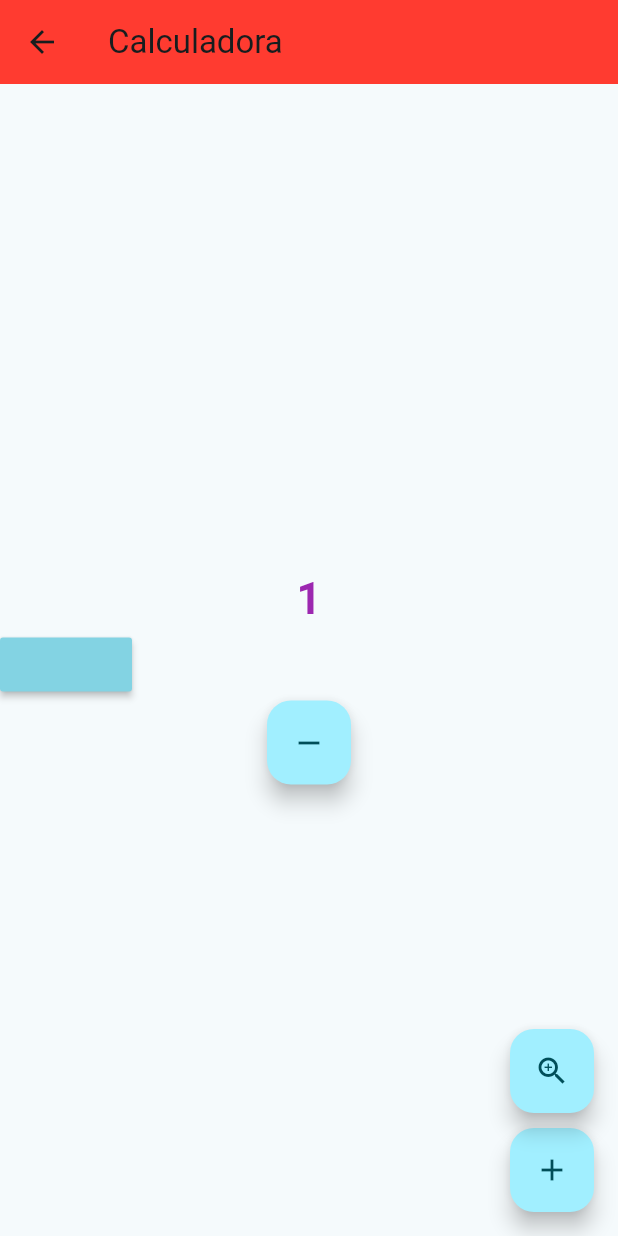
After one commit to ImNoth1ng/Programacion-Movil-1, a Flutter app: the Calculadora screen opened directly, after a tap on the "remove" icon, after a tap on the "add" icon, after a tap on the "zoom in" icon, on a phone screen of 412 x 824 dp. The commit adds this screen. Run offline on Flutter 3.47's test engine with Material 3 defaults, Android fonts, the phone set to English and light mode, and no system bars.

Commit message:
calculadora base, no funcional

```diff
--- a/lib/Navegador.dart
+++ b/lib/Navegador.dart
@@ -1,3 +1,4 @@
+import 'package:epico1/Pantallas/calc.dart';
 import 'package:flutter/material.dart';
 import 'package:epico1/Pantallas/principal.dart';
 import 'package:epico1/Pantallas/segunda.dart';
@@ -18,13 +19,17 @@ class _NavegadorState extends State<Navegador> {
   void _cambiaPantalla(int i) {
     setState(() {
       _p = i;
-      if (_p == 0) {
+      if (_p == 0){
         _cuerpo = Principal(title: "Epico Ouo");
       } else if (_p == 1) {
         _cuerpo = Segunda(title: "Pagina Dowos",);
+      } else if (_p == 3 ){
+        _cuerpo = Calculadora(title: "Calculadora");
       }
     });
   }
+
+
 
 
 
--- /dev/null
+++ b/lib/Pantallas/calc.dart
@@ -0,0 +1,91 @@
+import 'package:flutter/cupertino.dart';
+import 'package:flutter/material.dart';
+
+class Calculadora extends StatefulWidget {
+  const Calculadora({super.key, required this.title});
+
+  final String title;
+
+  @override
+  State<Calculadora> createState() => _CalculadoraState();
+}
+
+class _CalculadoraState extends State<Calculadora> {
+  int _counter = 1;
+  double _res = 0;
+  double _tamanoTexto = 24.0; // Tamaño inicial del texto
+
+  void _incrementCounter() {
+    setState(() {
+      _counter++;
+    });
+  }
+
+  void _sizeoftexto() {
+    setState(() {
+      _tamanoTexto += 5.0; // Aumenta el tamaño en 5 píxeles por clic
+    });
+  }
+
+  @override
+  Widget build(BuildContext context) {
+    return Scaffold(
+      appBar: AppBar(
+        backgroundColor: CupertinoColors.destructiveRed,
+        title: Text(widget.title),
+      ),
+      body: Center(
+        child: Column(
+          mainAxisAlignment: MainAxisAlignment.center,
+          children: <Widget>[
+            const Text(""),
+            Text(
+              '$_counter',
+              style: TextStyle( // Usa _tamañoTexto para el tamaño
+                fontSize: _tamanoTexto,
+                fontWeight: FontWeight.bold,
+                color: Colors.purple,
+              ),
+            ),
+
+            Row(
+              children: [
+                MaterialButton(
+
+                  color: Theme.of(context).colorScheme.inversePrimary,
+                  onPressed: (){},
+                ),
+
+              ],
+            ),
+
+            FloatingActionButton(
+              onPressed: () {
+                setState(() {
+                  _counter--;
+                });
+              },
+              child: const Icon(Icons.remove),
+            ),
+          ],
+        ),
+      ),
+      floatingActionButton: Column(
+        verticalDirection: VerticalDirection.up,
+        children: [
+          FloatingActionButton(
+            onPressed: _incrementCounter,
+            tooltip: 'Sumar al contador',
+            child: const Icon(Icons.add),
+          ),
+          const SizedBox(height: 10),
+          FloatingActionButton(
+            onPressed: _sizeoftexto,
+            tooltip: 'Aumentar tamaño del texto',
+            child: const Icon(Icons.zoom_in),
+          ),
+        ],
+      ),
+    );
+  }
+}
```
